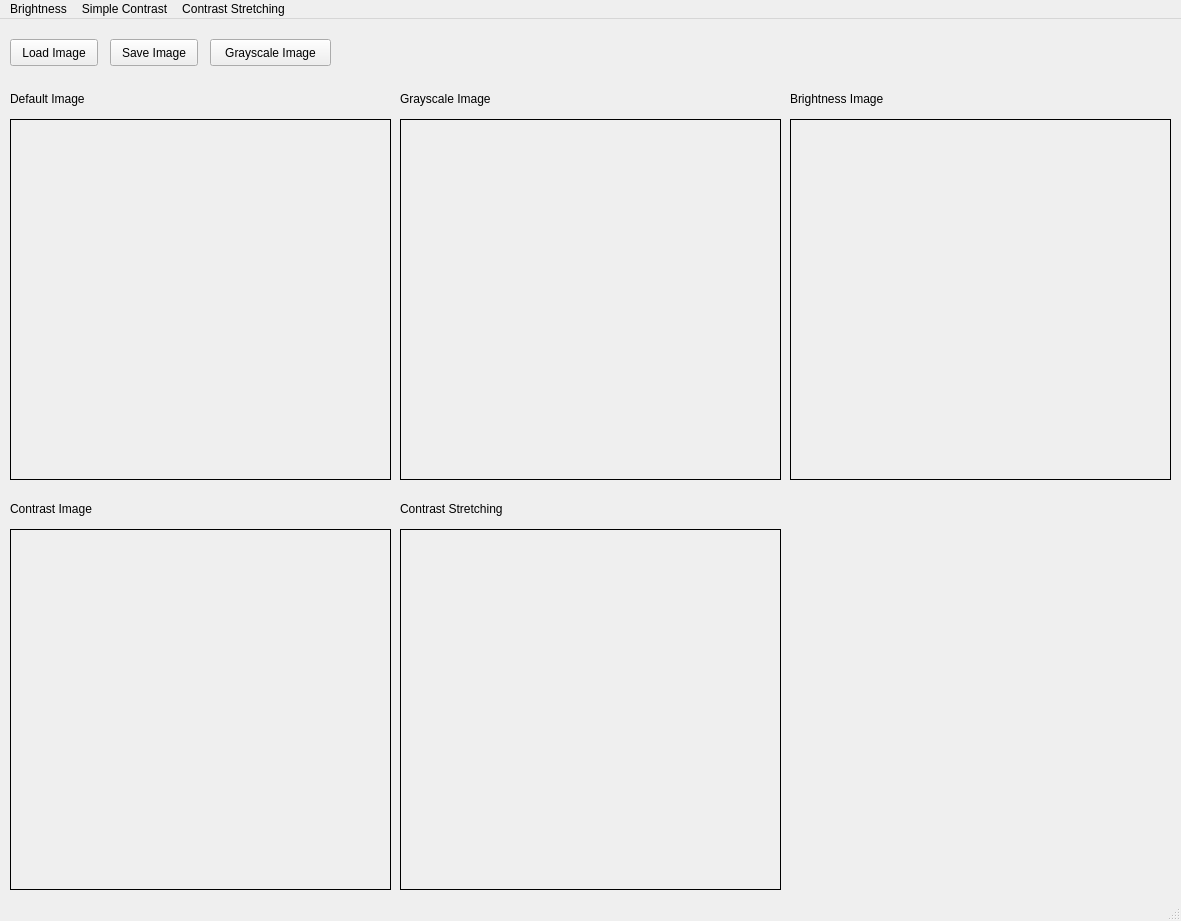
Old version of the form Module A1-A8/A6/A6.ui in the repository Itsjustrell/Digital-Image-Processing.
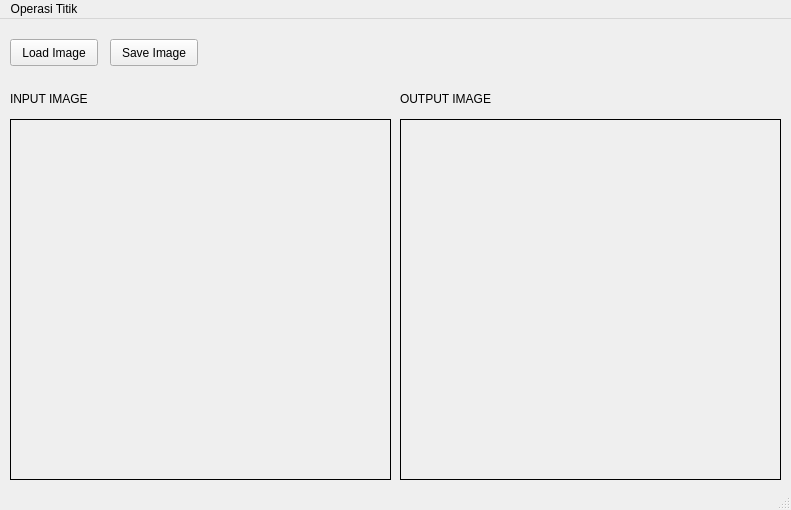
New version of the form.

Diff of the .ui file:
```diff
--- a/Module A1-A8/A6/A6.ui
+++ b/Module A1-A8/A6/A6.ui
@@ -6,8 +6,8 @@
    <rect>
     <x>0</x>
     <y>0</y>
-    <width>1181</width>
-    <height>921</height>
+    <width>791</width>
+    <height>510</height>
    </rect>
   </property>
   <property name="windowTitle">
@@ -72,19 +72,6 @@
      <string/>
     </property>
    </widget>
-   <widget class="QPushButton" name="GrayScaleButton">
-    <property name="geometry">
-     <rect>
-      <x>210</x>
-      <y>20</y>
-      <width>121</width>
-      <height>27</height>
-     </rect>
-    </property>
-    <property name="text">
-     <string>Grayscale Image</string>
-    </property>
-   </widget>
    <widget class="QLabel" name="label">
     <property name="geometry">
      <rect>
@@ -95,23 +82,7 @@
      </rect>
     </property>
     <property name="text">
-     <string>Default Image</string>
-    </property>
-   </widget>
-   <widget class="QLabel" name="imglabel_3">
-    <property name="geometry">
-     <rect>
-      <x>790</x>
-      <y>100</y>
-      <width>381</width>
-      <height>361</height>
-     </rect>
-    </property>
-    <property name="frameShape">
-     <enum>QFrame::Box</enum>
-    </property>
-    <property name="text">
-     <string/>
+     <string>INPUT IMAGE</string>
     </property>
    </widget>
    <widget class="QLabel" name="label_2">
@@ -124,78 +95,7 @@
      </rect>
     </property>
     <property name="text">
-     <string>Grayscale Image</string>
-    </property>
-   </widget>
-   <widget class="QLabel" name="label_3">
-    <property name="geometry">
-     <rect>
-      <x>790</x>
-      <y>70</y>
-      <width>131</width>
-      <height>19</height>
-     </rect>
-    </property>
-    <property name="text">
-     <string>Brightness Image</string>
-    </property>
-   </widget>
-   <widget class="QLabel" name="imglabel_4">
-    <property name="geometry">
-     <rect>
-      <x>10</x>
-      <y>510</y>
-      <width>381</width>
-      <height>361</height>
-     </rect>
-    </property>
-    <property name="frameShape">
-     <enum>QFrame::Box</enum>
-    </property>
-    <property name="text">
-     <string/>
-    </property>
-   </widget>
-   <widget class="QLabel" name="label_4">
-    <property name="geometry">
-     <rect>
-      <x>10</x>
-      <y>480</y>
-      <width>131</width>
-      <height>19</height>
-     </rect>
-    </property>
-    <property name="text">
-     <string>Contrast Image</string>
-    </property>
-   </widget>
-   <widget class="QLabel" name="imglabel_5">
-    <property name="geometry">
-     <rect>
-      <x>400</x>
-      <y>510</y>
-      <width>381</width>
-      <height>361</height>
-     </rect>
-    </property>
-    <property name="frameShape">
-     <enum>QFrame::Box</enum>
-    </property>
-    <property name="text">
-     <string/>
-    </property>
-   </widget>
-   <widget class="QLabel" name="label_5">
-    <property name="geometry">
-     <rect>
-      <x>400</x>
-      <y>480</y>
-      <width>131</width>
-      <height>19</height>
-     </rect>
-    </property>
-    <property name="text">
-     <string>Contrast Stretching</string>
+     <string>OUTPUT IMAGE</string>
     </property>
    </widget>
   </widget>
@@ -204,31 +104,17 @@
     <rect>
      <x>0</x>
      <y>0</y>
-     <width>1181</width>
+     <width>791</width>
      <height>24</height>
     </rect>
    </property>
    <widget class="QMenu" name="menuBrightness">
     <property name="title">
-     <string>Brightness</string>
-    </property>
-    <addaction name="actionBrightness"/>
-   </widget>
-   <widget class="QMenu" name="menuSimple_Contrast">
-    <property name="title">
-     <string>Simple Contrast</string>
-    </property>
-    <addaction name="actionSimpleContrast"/>
-   </widget>
-   <widget class="QMenu" name="menuContrast_Stretching">
-    <property name="title">
-     <string>Contrast Stretching</string>
+     <string>Operasi Titik</string>
     </property>
     <addaction name="actionContrastStretching"/>
    </widget>
    <addaction name="menuBrightness"/>
-   <addaction name="menuSimple_Contrast"/>
-   <addaction name="menuContrast_Stretching"/>
   </widget>
   <widget class="QStatusBar" name="statusbar"/>
   <action name="actionBrightness">
```
Left out of the diff: 47 changed lines with no effect on the pictures.
